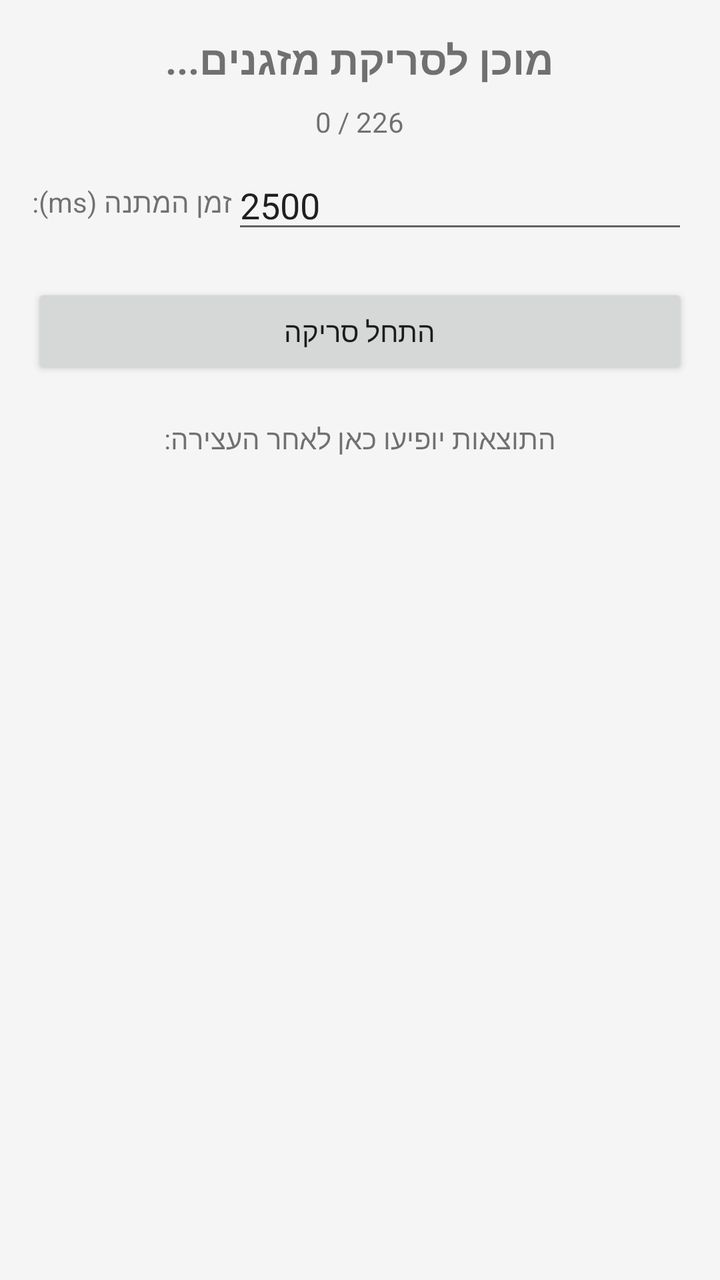
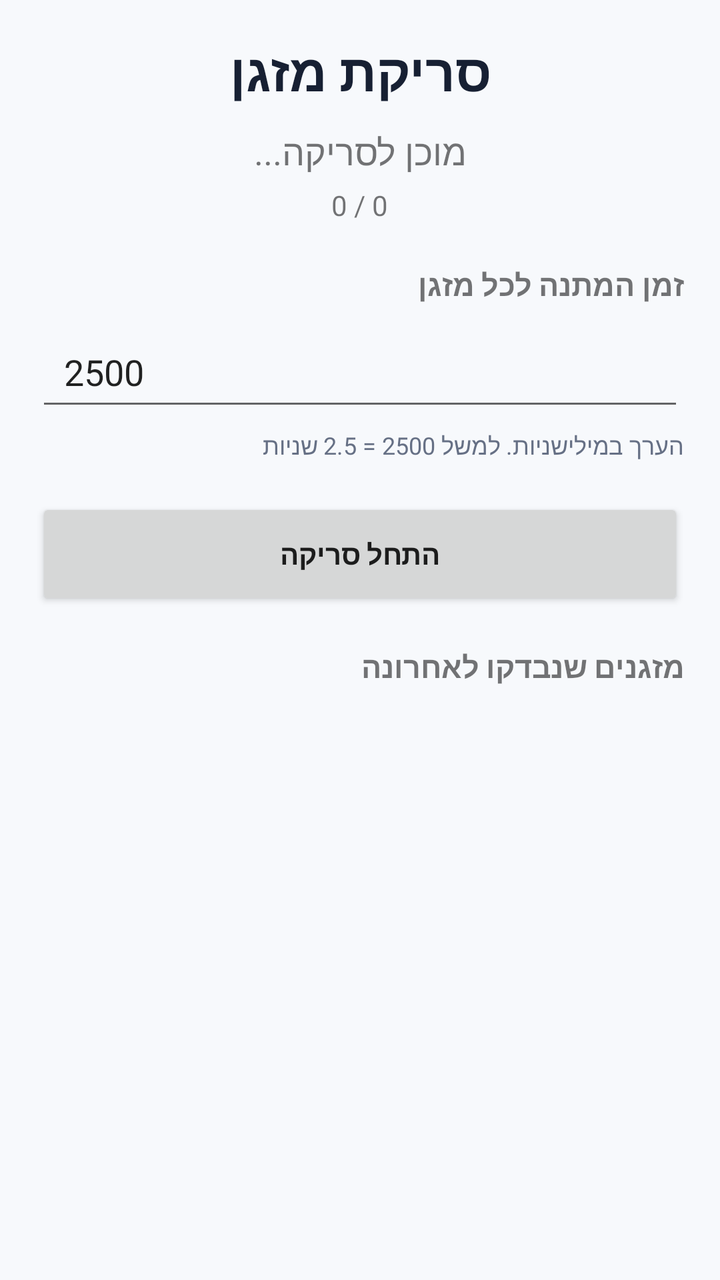

The first picture is an Android layout as it rendered before a commit; the second is the same layout after the commit. The layout source and the unified diff follow.
<!-- AndroidManifest.xml: application theme Theme.AppCompat.Light.DarkActionBar -->
<!-- res/layout/activity_scan.xml -->
<?xml version="1.0" encoding="utf-8"?>
<LinearLayout xmlns:android="http://schemas.android.com/apk/res/android"
    android:layout_width="match_parent"
    android:layout_height="match_parent"
    android:orientation="vertical"
    android:padding="16dp"
    android:gravity="center_horizontal"
    android:background="#F5F5F5">

    <TextView
        android:id="@+id/tvStatus"
        android:layout_width="match_parent"
        android:layout_height="wrap_content"
        android:gravity="center"
        android:text="מוכן לסריקת מזגנים..."
        android:textSize="20sp"
        android:textStyle="bold" />

    <TextView
        android:id="@+id/tvProgress"
        android:layout_width="wrap_content"
        android:layout_height="wrap_content"
        android:text="0 / 226"
        android:layout_marginTop="8dp" />

    <LinearLayout
        android:layout_width="match_parent"
        android:layout_height="wrap_content"
        android:orientation="horizontal"
        android:layout_marginTop="10dp"
        android:gravity="center_vertical">
        <TextView
            android:layout_width="wrap_content"
            android:layout_height="wrap_content"
            android:text="זמן המתנה (ms):" />
        <EditText
            android:id="@+id/etDelay"
            android:layout_width="match_parent"
            android:layout_height="wrap_content"
            android:inputType="number"
            android:text="2500" />
    </LinearLayout>

    <LinearLayout
        android:layout_width="match_parent"
        android:layout_height="wrap_content"
        android:orientation="horizontal"
        android:layout_marginTop="20dp">

        <Button
            android:id="@+id/btnToggleScan"
            android:layout_width="0dp"
            android:layout_height="wrap_content"
            android:layout_weight="1"
            android:text="התחל סריקה" />

        <Button
            android:id="@+id/btnStop"
            android:layout_width="0dp"
            android:layout_height="wrap_content"
            android:layout_weight="1"
            android:text="עצור (זה הגיב!)"
            android:backgroundTint="#FF5722"
            android:textColor="#FFFFFF"
            android:visibility="gone" />
    </LinearLayout>

    <TextView
        android:layout_width="wrap_content"
        android:layout_height="wrap_content"
        android:layout_marginTop="20dp"
        android:text="התוצאות יופיעו כאן לאחר העצירה:"
        android:textSize="14sp" />

    <androidx.recyclerview.widget.RecyclerView
        android:id="@+id/rvResults"
        android:layout_width="match_parent"
        android:layout_height="0dp"
        android:layout_weight="1"
        android:layout_marginTop="8dp"
        android:visibility="gone" />

</LinearLayout>
<!-- resources referenced by this layout -->
<resources>

</resources>

<!-- the commit's change to res/layout/activity_scan.xml (unified diff, before → after) -->
@@ -3,81 +3,100 @@
     android:layout_width="match_parent"
     android:layout_height="match_parent"
     android:orientation="vertical"
-    android:padding="16dp"
-    android:gravity="center_horizontal"
-    android:background="#F5F5F5">
+    android:padding="18dp"
+    android:background="#F7F9FC">
+
+    <TextView
+        android:layout_width="match_parent"
+        android:layout_height="wrap_content"
+        android:text="סריקת מזגן"
+        android:textSize="26sp"
+        android:textStyle="bold"
+        android:textColor="#172033"
+        android:gravity="center" />
 
     <TextView
         android:id="@+id/tvStatus"
         android:layout_width="match_parent"
         android:layout_height="wrap_content"
+        android:layout_marginTop="10dp"
         android:gravity="center"
-        android:text="מוכן לסריקת מזגנים..."
-        android:textSize="20sp"
-        android:textStyle="bold" />
+        android:text="מוכן לסריקה..."
+        android:textSize="18sp" />
 
     <TextView
         android:id="@+id/tvProgress"
         android:layout_width="wrap_content"
         android:layout_height="wrap_content"
-        android:text="0 / 226"
-        android:layout_marginTop="8dp" />
+        android:layout_gravity="center"
+        android:layout_marginTop="5dp"
+        android:text="0 / 0"
+        android:textSize="14sp" />
+
+    <TextView
+        android:layout_width="match_parent"
+        android:layout_height="wrap_content"
+        android:layout_marginTop="20dp"
+        android:text="זמן המתנה לכל מזגן"
+        android:textStyle="bold"
+        android:textSize="15sp" />
+
+    <EditText
+        android:id="@+id/etDelay"
+        android:layout_width="match_parent"
+        android:layout_height="52dp"
+        android:layout_marginTop="6dp"
+        android:hint="לדוגמה: 2500"
+        android:inputType="number"
+        android:text="2500"
+        android:paddingStart="14dp"
+        android:paddingEnd="14dp" />
+
+    <TextView
+        android:layout_width="match_parent"
+        android:layout_height="wrap_content"
+        android:layout_marginTop="4dp"
+        android:text="הערך במילישניות. למשל 2500 = 2.5 שניות"
+        android:textSize="12sp"
+        android:textColor="#667085" />
 
     <LinearLayout
         android:layout_width="match_parent"
         android:layout_height="wrap_content"
         android:orientation="horizontal"
-        android:layout_marginTop="10dp"
-        android:gravity="center_vertical">
-        <TextView
-            android:layout_width="wrap_content"
-            android:layout_height="wrap_content"
-            android:text="זמן המתנה (ms):" />
-        <EditText
-            android:id="@+id/etDelay"
-            android:layout_width="match_parent"
-            android:layout_height="wrap_content"
-            android:inputType="number"
-            android:text="2500" />
-    </LinearLayout>
-
-    <LinearLayout
-        android:layout_width="match_parent"
-        android:layout_height="wrap_content"
-        android:orientation="horizontal"
-        android:layout_marginTop="20dp">
+        android:layout_marginTop="18dp">
 
         <Button
             android:id="@+id/btnToggleScan"
             android:layout_width="0dp"
-            android:layout_height="wrap_content"
+            android:layout_height="56dp"
             android:layout_weight="1"
-            android:text="התחל סריקה" />
+            android:text="התחל סריקה"
+            android:textStyle="bold" />
 
         <Button
             android:id="@+id/btnStop"
             android:layout_width="0dp"
-            android:layout_height="wrap_content"
+            android:layout_height="56dp"
             android:layout_weight="1"
-            android:text="עצור (זה הגיב!)"
-            android:backgroundTint="#FF5722"
-            android:textColor="#FFFFFF"
+            android:layout_marginStart="8dp"
+            android:text="מצאתי! עצור"
             android:visibility="gone" />
     </LinearLayout>
 
     <TextView
-        android:layout_width="wrap_content"
+        android:layout_width="match_parent"
         android:layout_height="wrap_content"
-        android:layout_marginTop="20dp"
-        android:text="התוצאות יופיעו כאן לאחר העצירה:"
-        android:textSize="14sp" />
+        android:layout_marginTop="18dp"
+        android:text="מזגנים שנבדקו לאחרונה"
+        android:textSize="15sp"
+        android:textStyle="bold" />
 
     <androidx.recyclerview.widget.RecyclerView
         android:id="@+id/rvResults"
         android:layout_width="match_parent"
         android:layout_height="0dp"
         android:layout_weight="1"
-        android:layout_marginTop="8dp"
+        android:layout_marginTop="6dp"
         android:visibility="gone" />
-
 </LinearLayout>
